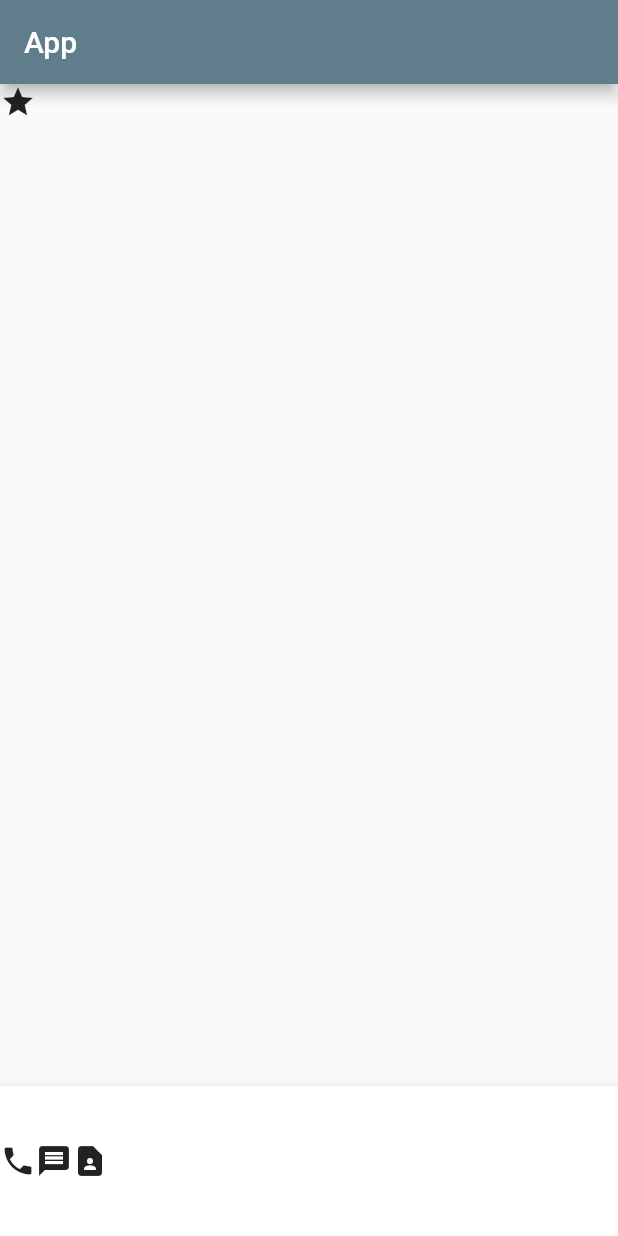
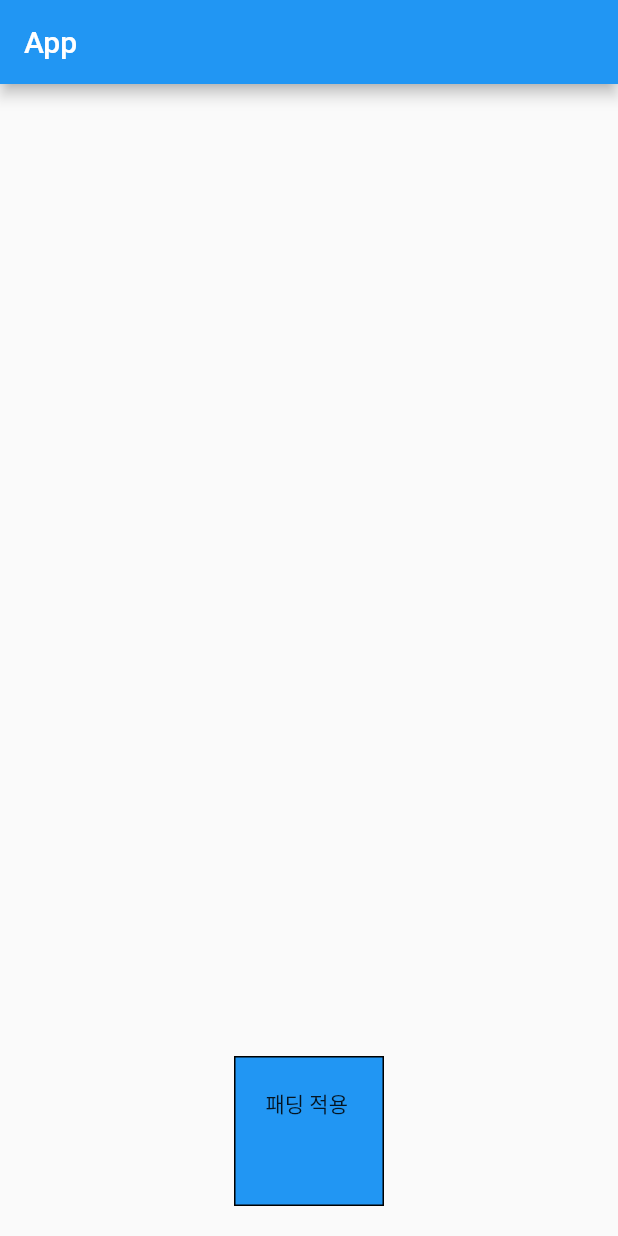
Before and after one commit to ysk1026/flutter_practice, a Flutter app: the screen it shows after launch, on a phone screen of 412 x 824 dp. Run offline on Flutter 3.47's test engine with Material 2 defaults, Android fonts, the phone set to English and light mode, and no system bars.

Commit message:
3rd_lesson

```diff
--- a/flutter_application_1/lib/main.dart
+++ b/flutter_application_1/lib/main.dart
@@ -5,6 +5,40 @@ void main() {
 }
 
 class MyApp extends StatelessWidget {
+  const MyApp({Key? key}) : super(key: key);
+
+  @override
+  Widget build(BuildContext context) {
+    return MaterialApp(
+      home: Scaffold(
+        appBar: AppBar( title: Text('App')),
+        //그냥 중앙정렬은 body 다음 center로 감싸면되는데 그 외 위치로 정렬하려면 align + alignment 사용
+        body: Align(
+          alignment: Alignment.bottomCenter,
+          child: Container(
+            // width height 꽉차게 주려면 double.infinity
+            width: 100, height: 100,
+            //바깥 여백: 마진
+            margin: EdgeInsets.all(20),
+            //마진 부분별로 주는 법: EdgeInsets.fromLTRB(left, top, right, bottom)
+            //margin: EdgeInsets.fromLTRB(30, 0, 0, 30) 이런식으로
+            // 내부 여백: 패딩
+            padding: EdgeInsets.all(20),
+            child: Text('패딩 적용'),
+            //나머지 박스 스타일들은 decoration안에 넣어야함
+            decoration: BoxDecoration(
+              color: Colors.blue,
+              border: Border.all(color: Colors.black)
+            ),
+          ),
+        )
+      )
+    );
+  }
+}
+
+
+class MyHomework extends StatelessWidget {
   @override
   Widget build(BuildContext context) {
     return MaterialApp(
@@ -25,7 +59,8 @@ class MyApp extends StatelessWidget {
             height: 100,
             child: Row(
                 // 밑에 alignment로 간격 조절
-                // row안에 children 만들어서 여러개 위젯 넣기기              mainAxisAlignment: MainAxisAlignment.spaceEvenly,
+                // row안에 children 만들어서 여러개 위젯 넣기기
+                mainAxisAlignment: MainAxisAlignment.spaceEvenly,
                 children: [
                   Icon(Icons.phone),
                   Icon(Icons.message),
```
